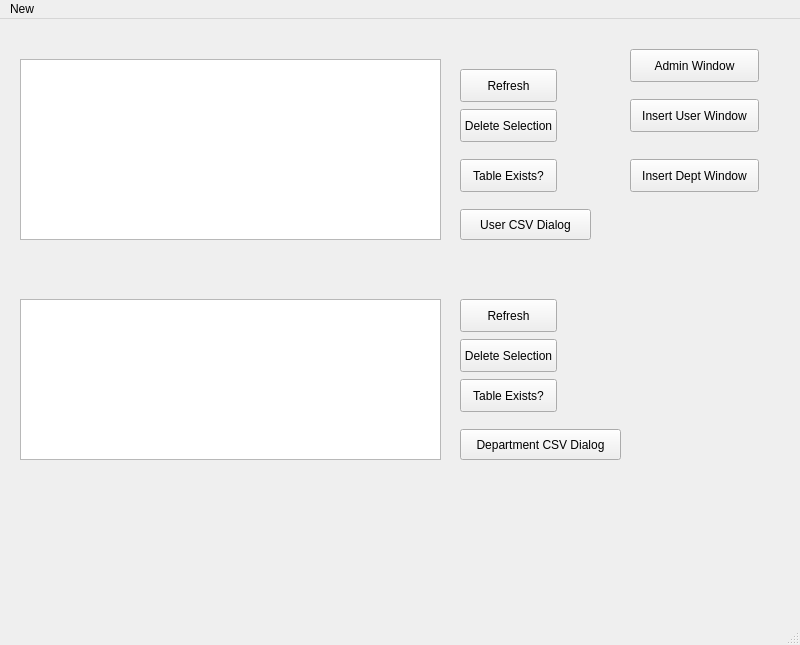
This is mainwindow.ui in ardieMejia/CPP-Qt-user-management-app as Qt 5 draws it before an edit. The edited form follows.
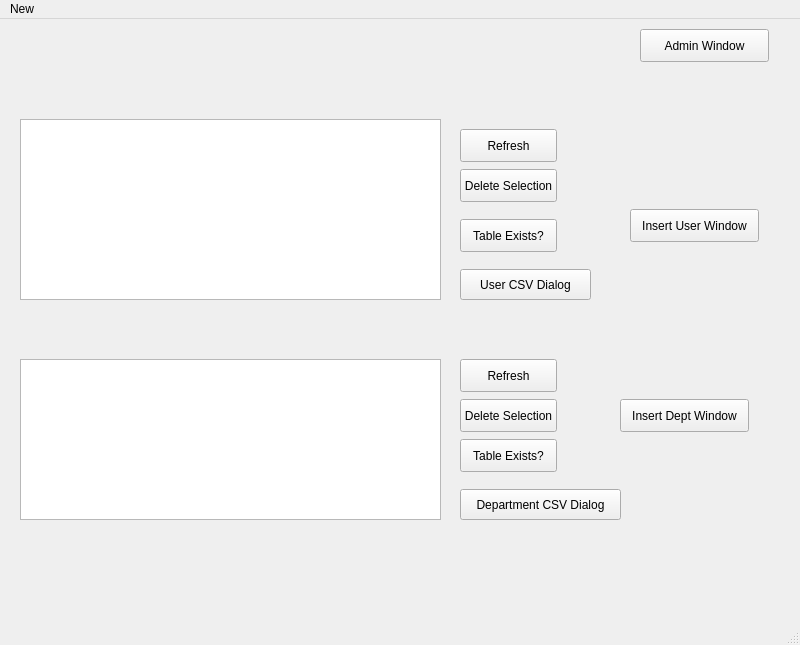
This is the edited form.

Diff of the .ui file:
```diff
--- a/mainwindow.ui
+++ b/mainwindow.ui
@@ -31,7 +31,7 @@
     <property name="geometry">
      <rect>
       <x>460</x>
-      <y>50</y>
+      <y>110</y>
       <width>97</width>
       <height>33</height>
      </rect>
@@ -44,7 +44,7 @@
     <property name="geometry">
      <rect>
       <x>20</x>
-      <y>40</y>
+      <y>100</y>
       <width>421</width>
       <height>181</height>
      </rect>
@@ -53,8 +53,8 @@
    <widget class="QPushButton" name="pushButton">
     <property name="geometry">
      <rect>
-      <x>630</x>
-      <y>30</y>
+      <x>640</x>
+      <y>10</y>
       <width>129</width>
       <height>33</height>
      </rect>
@@ -67,7 +67,7 @@
     <property name="geometry">
      <rect>
       <x>460</x>
-      <y>90</y>
+      <y>150</y>
       <width>97</width>
       <height>33</height>
      </rect>
@@ -80,7 +80,7 @@
     <property name="geometry">
      <rect>
       <x>460</x>
-      <y>140</y>
+      <y>200</y>
       <width>97</width>
       <height>33</height>
      </rect>
@@ -93,7 +93,7 @@
     <property name="geometry">
      <rect>
       <x>630</x>
-      <y>80</y>
+      <y>190</y>
       <width>129</width>
       <height>33</height>
      </rect>
@@ -106,7 +106,7 @@
     <property name="geometry">
      <rect>
       <x>20</x>
-      <y>280</y>
+      <y>340</y>
       <width>421</width>
       <height>161</height>
      </rect>
@@ -115,8 +115,8 @@
    <widget class="QPushButton" name="insertDepartmentDialog">
     <property name="geometry">
      <rect>
-      <x>630</x>
-      <y>140</y>
+      <x>620</x>
+      <y>380</y>
       <width>129</width>
       <height>33</height>
      </rect>
@@ -129,7 +129,7 @@
     <property name="geometry">
      <rect>
       <x>460</x>
-      <y>360</y>
+      <y>420</y>
       <width>97</width>
       <height>33</height>
      </rect>
@@ -142,7 +142,7 @@
     <property name="geometry">
      <rect>
       <x>460</x>
-      <y>280</y>
+      <y>340</y>
       <width>97</width>
       <height>33</height>
      </rect>
@@ -155,7 +155,7 @@
     <property name="geometry">
      <rect>
       <x>460</x>
-      <y>320</y>
+      <y>380</y>
       <width>97</width>
       <height>33</height>
      </rect>
@@ -168,7 +168,7 @@
     <property name="geometry">
      <rect>
       <x>460</x>
-      <y>190</y>
+      <y>250</y>
       <width>131</width>
       <height>31</height>
      </rect>
@@ -181,7 +181,7 @@
     <property name="geometry">
      <rect>
       <x>460</x>
-      <y>410</y>
+      <y>470</y>
       <width>161</width>
       <height>31</height>
      </rect>
```
Left out of the diff: 2 changed lines with no effect on the pictures.
